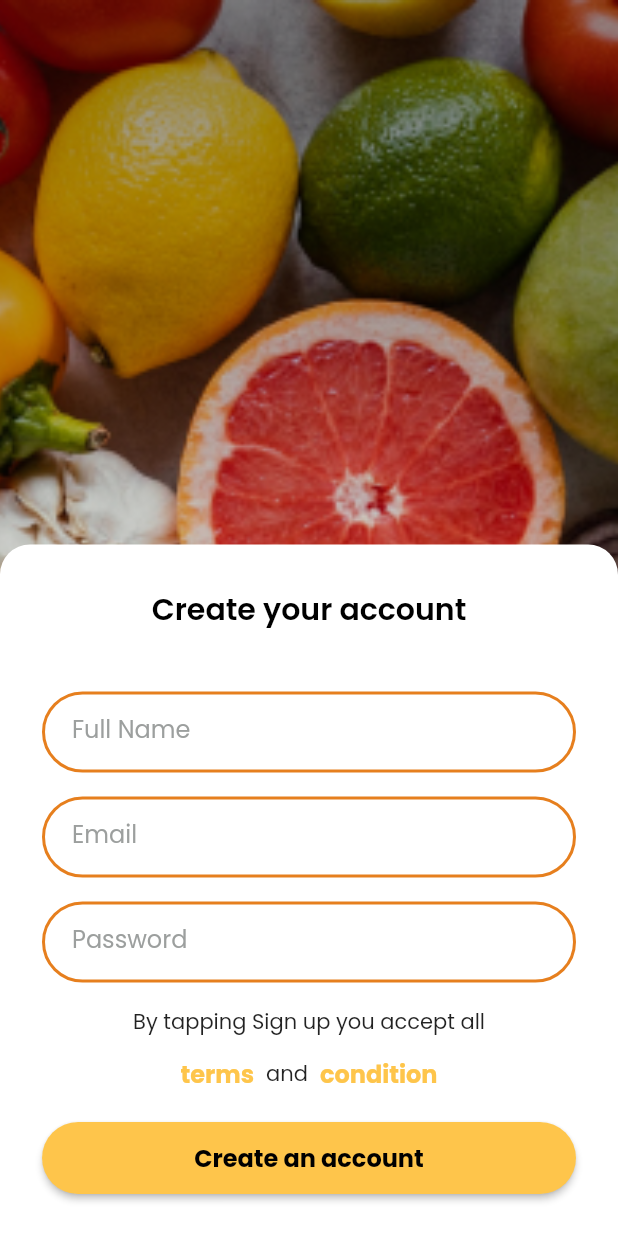
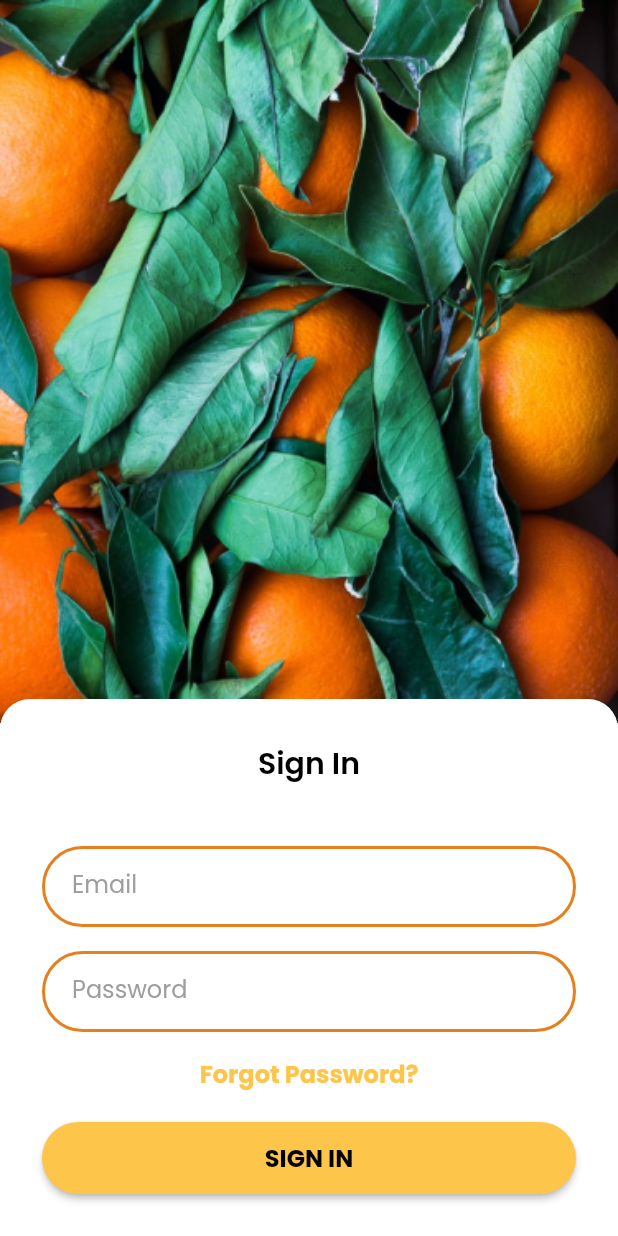
Before and after one commit to kirwa-KO/Fresh-Fruits, a Flutter app: the screen it shows after launch, on a phone screen of 412 x 824 dp. Run offline on Flutter 3.47's test engine with Material 2 defaults, Android fonts, the light colour scheme and no system bars; our stand-ins replace confetti, hexcolor.

Commit message:
(sign in pages) add sign in page

```diff
--- a/lib/main.dart
+++ b/lib/main.dart
@@ -1,5 +1,6 @@
 import 'package:flutter/material.dart';
 import 'package:freshfruits/screens/auth/create_account.dart';
+import 'package:freshfruits/screens/auth/sign_in.dart';
 import 'package:freshfruits/screens/onboarding/onboarding_first.dart';
 import 'package:freshfruits/screens/onboarding/onboarding_fourth.dart';
 import 'package:freshfruits/screens/onboarding/onboarding_second.dart';
@@ -41,7 +42,6 @@ class MyApp extends StatelessWidget {
             fontSize: 20,
             color: Colors.black,
             fontWeight: FontWeight.w600,
-            // backgroundColor: Colors.red
           ),
         ),
         inputDecorationTheme: InputDecorationTheme(
@@ -60,13 +60,14 @@ class MyApp extends StatelessWidget {
         textSelectionTheme:
             TextSelectionThemeData(cursorColor: HexColor("#E67F1E")),
       ),
-      home: const CreateAccount(),
+      home: const SignIn(),
       routes: {
         OnboardingFirst.routeName: (ctx) => const OnboardingFirst(),
         OnboardingSecond.routeName: (ctx) => const OnboardingSecond(),
         OnboardingThird.routeName: (ctx) => const OnboardingThird(),
         OnboardingFourth.routeName: (ctx) => const OnboardingFourth(),
         CreateAccount.routeName: (ctx) => const CreateAccount(),
+        SignIn.routeName: (ctx) => const SignIn(),
       },
     );
   }
--- a/lib/screens/auth/create_account.dart
+++ b/lib/screens/auth/create_account.dart
@@ -59,11 +59,11 @@ class _CreateAccountState extends State<CreateAccount> {
                   shouldLoop:
                       false, // start again as soon as the animation is finished
                   colors: const [
-                    Colors.green,
-                    Colors.blue,
-                    Colors.pink,
-                    Colors.orange,
-                    Colors.purple
+                    Color.fromRGBO(88, 165, 92, 1),
+                    Color.fromRGBO(81, 134, 242, 1),
+                    Color.fromRGBO(217, 80, 63, 1),
+                    Color.fromRGBO(241, 189, 66, 1),
+                    Color.fromRGBO(122, 30, 118, 1)
                   ], // manually specify the colors to be used
                   createParticlePath: drawStar, // define a custom shape/path.
                 ),
@@ -96,6 +96,7 @@ class _CreateAccountState extends State<CreateAccount> {
       path.lineTo(halfWidth + internalRadius * cos(step + halfDegreesPerStep),
           halfWidth + internalRadius * sin(step + halfDegreesPerStep));
     }
+
     path.close();
     return path;
   }
--- /dev/null
+++ b/lib/screens/auth/sign_in.dart
@@ -0,0 +1,30 @@
+import 'package:flutter/material.dart';
+import 'package:freshfruits/widgets/auth/sing_in/sign_in_form.dart';
+import 'package:freshfruits/widgets/layout/auth_layout.dart';
+import 'package:freshfruits/widgets/ui/buttons/long_button.dart';
+
+class SignIn extends StatelessWidget {
+  static const String routeName = "/sign-in";
+
+  const SignIn({super.key});
+
+  @override
+  Widget build(BuildContext context) {
+    return Scaffold(
+      body: AuthLayout(
+        imageBg: "assets/images/auth/sign-in.png",
+        child: Column(
+          children: [
+            Text(
+              "Sign In",
+              style: Theme.of(context).textTheme.headline1,
+            ),
+            const SignInForm(),
+            // const CreateAccountTermCondition(),
+            const LongButton(label: "SIGN IN")
+          ],
+        ),
+      ),
+    );
+  }
+}
--- /dev/null
+++ b/lib/widgets/auth/sing_in/sign_in_form.dart
@@ -0,0 +1,23 @@
+import 'package:flutter/material.dart';
+
+class SignInForm extends StatelessWidget {
+  const SignInForm({super.key});
+
+  @override
+  Widget build(BuildContext context) {
+    return Column(children:  [
+      const SizedBox(height: 40),
+      const TextField(
+        decoration: InputDecoration(labelText: "Email"),
+      ),
+      const SizedBox(height: 16),
+      const TextField(
+        decoration: InputDecoration(labelText: "Password"),
+        obscureText: true,
+      ),
+      const SizedBox(height: 4),
+      TextButton(onPressed: () {}, child: const Text("Forgot Password?")),
+      const SizedBox(height: 8),
+    ]);
+  }
+}
--- a/lib/widgets/layout/auth_layout.dart
+++ b/lib/widgets/layout/auth_layout.dart
@@ -9,8 +9,12 @@ class AuthLayout extends StatelessWidget {
   Widget build(BuildContext context) {
     return Container(
       decoration: BoxDecoration(
-          image:
-              DecorationImage(image: AssetImage(imageBg), fit: BoxFit.cover)),
+          image: DecorationImage(
+        image: AssetImage(imageBg),
+        fit: BoxFit.contain,
+        alignment: Alignment.topLeft
+      ),
+      ),
       child: Column(
         mainAxisAlignment: MainAxisAlignment.end,
         children: [
--- a/pubspec.yaml
+++ b/pubspec.yaml
@@ -68,6 +68,7 @@ flutter:
     - assets/images/onboarding/step2.png
     - assets/images/onboarding/step3.png
     - assets/images/auth/create-account.png
+    - assets/images/auth/sign-in.png
   #   - images/a_dot_ham.jpeg
 
   # An image asset can refer to one or more resolution-specific "variants", see
```
Also changed, not shown: assets/images/auth/sign-in.png (added).
